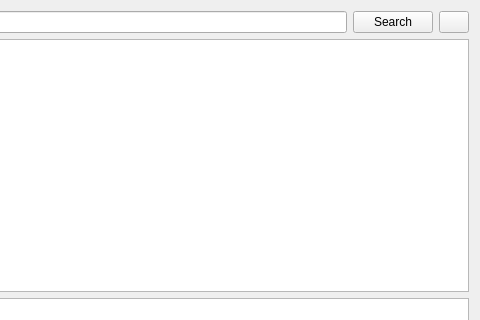
The window that widgets/infowidgets.ui (SunStorm2018/media-debuger) describes before a commit, drawn with Qt 5; both pictures show x 448 to 928 and y 0 to 320 of the 928 by 562 pixel window.
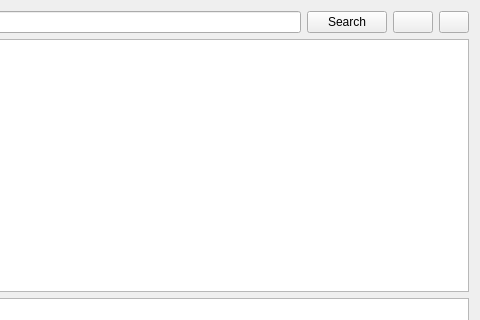
The same window after the commit. Icons and pictures are not drawn.

Patch:
```diff
--- a/widgets/infowidgets.ui
+++ b/widgets/infowidgets.ui
@@ -33,6 +33,16 @@
        </property>
       </widget>
      </item>
+     <item>
+      <widget class="QPushButton" name="header_btn">
+       <property name="styleSheet">
+        <string notr="true">image: url(:/128x128/layers.png);</string>
+       </property>
+       <property name="text">
+        <string/>
+       </property>
+      </widget>
+     </item>
      <item>
       <widget class="QPushButton" name="expand_raw_btn">
        <property name="sizePolicy">
```
